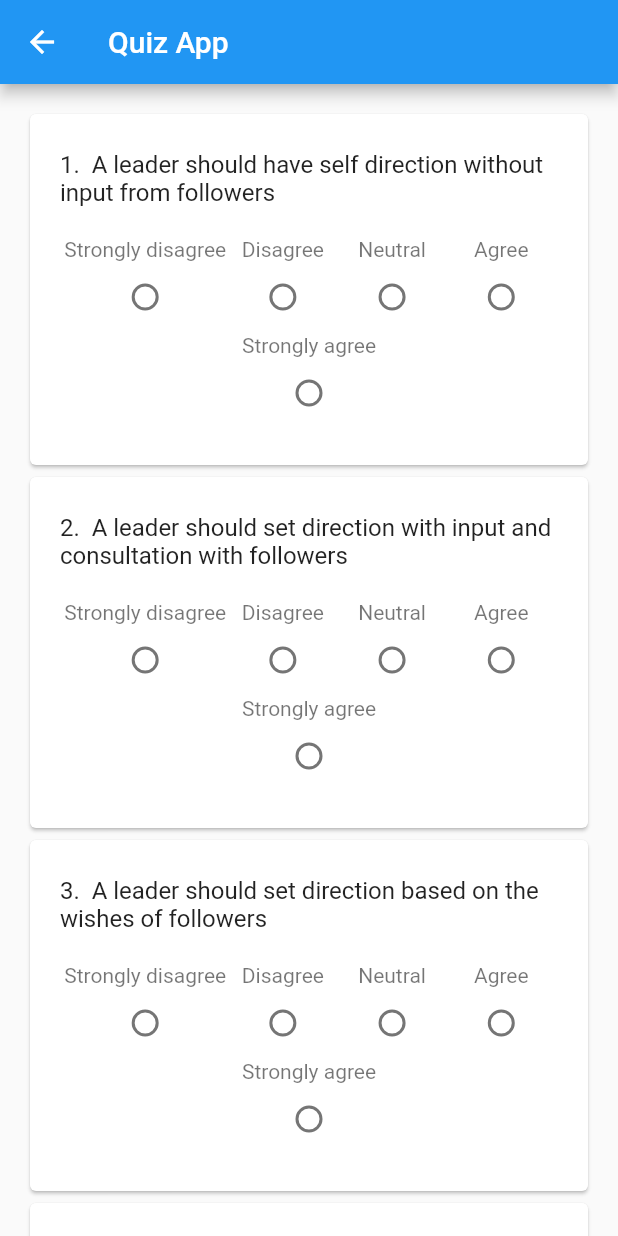
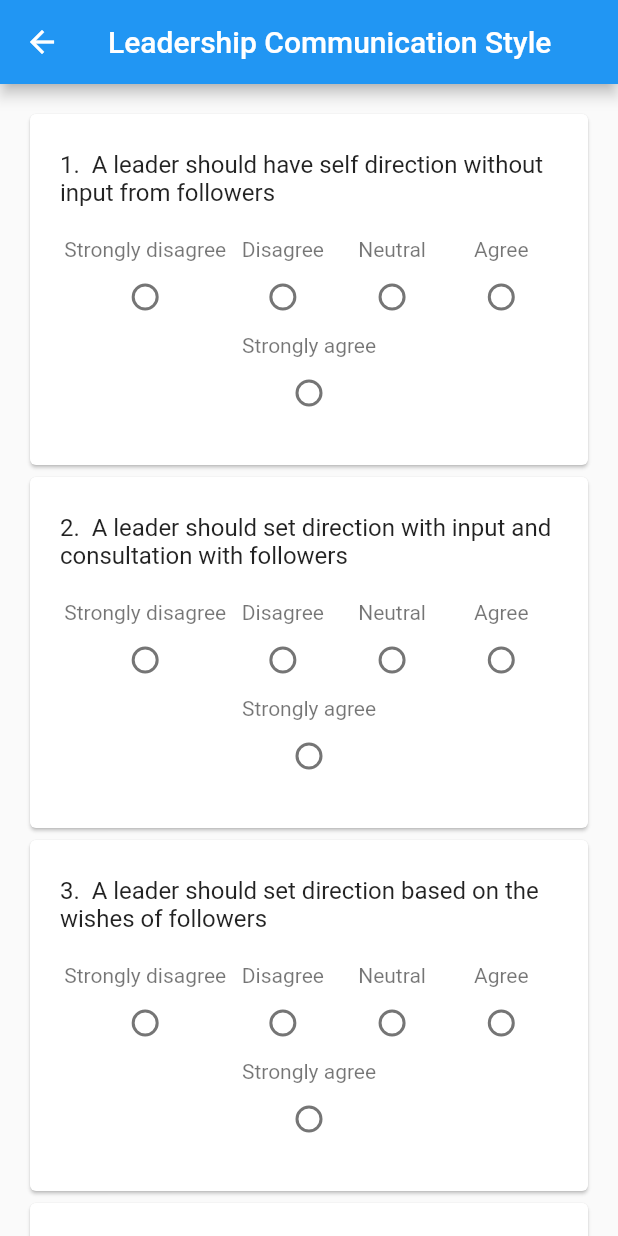
Before and after one commit to Ourstress/flutterQuizApp, a Flutter app: the screen it shows after launch, after a tap on "Leadership Communication Style", on a phone screen of 412 x 824 dp. Run offline on Flutter 3.47's test engine with Material 2 defaults, Android fonts, the phone set to English and light mode, and no system bars; network calls fail.

Commit message:
app bar now displays quiz title

```diff
--- a/lib/appBar.dart
+++ b/lib/appBar.dart
@@ -1,5 +1,5 @@
 import 'package:flutter/material.dart';
 
-Widget myAppBar() => AppBar(
-    title: Text("Quiz App"),
-  );
+Widget myAppBar([String title = 'Quiz App']) => AppBar(
+      title: Text(title),
+    );
--- a/lib/quizPage.dart
+++ b/lib/quizPage.dart
@@ -37,6 +37,8 @@ class QuizPageState extends State<QuizPage> {
     }
     return interimValue;
   }
+
+  String getQuizTitle() => widget.quizInfo['quizTitle'];
 
   Widget quizQnContainer() {
     return ListView.builder(
@@ -78,6 +80,6 @@ class QuizPageState extends State<QuizPage> {
 
   @override
   Widget build(BuildContext context) {
-    return Scaffold(appBar: myAppBar(), body: quizQnContainer());
+    return Scaffold(appBar: myAppBar(getQuizTitle()), body: quizQnContainer());
   }
 }
```
